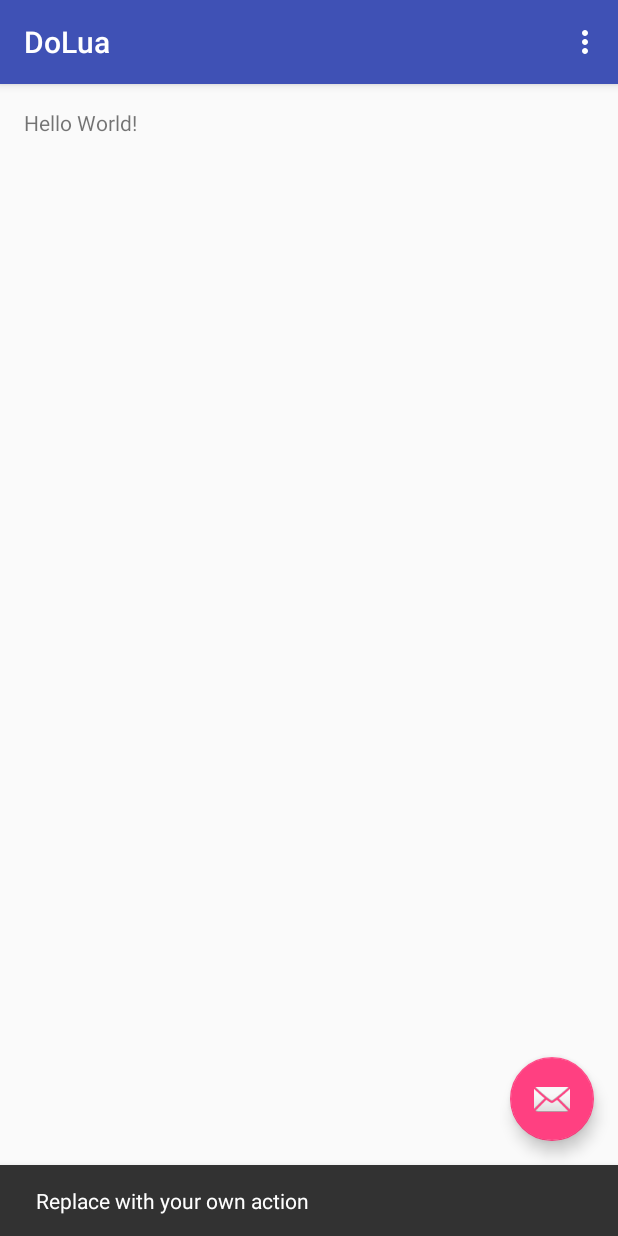
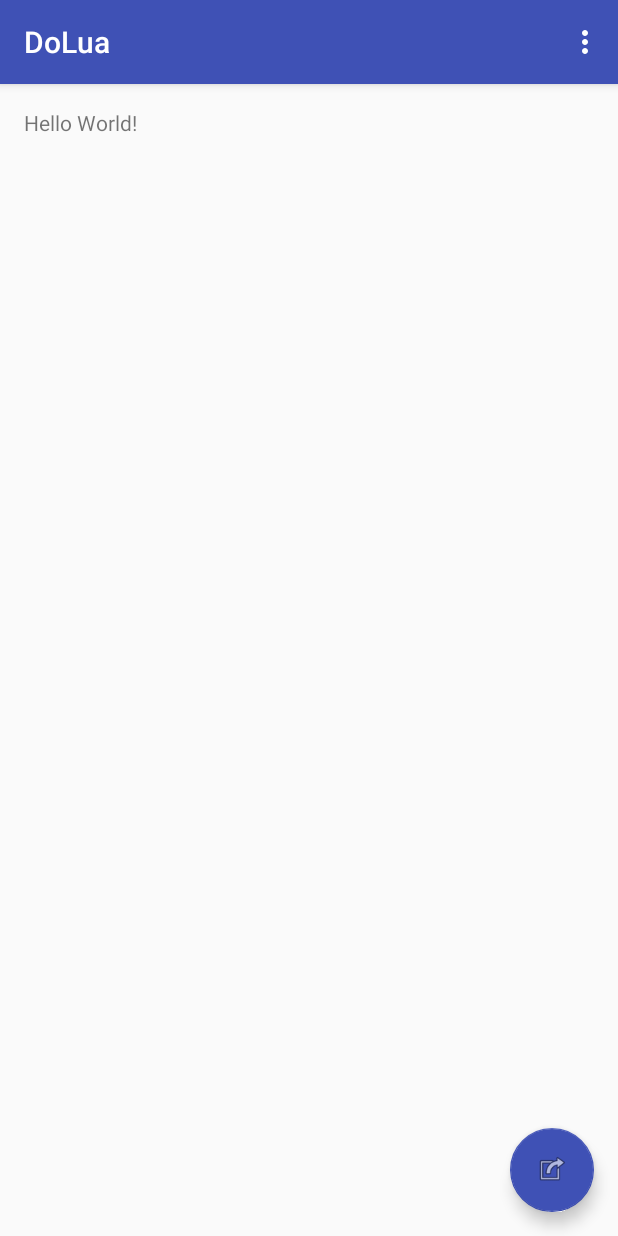
Before and after one commit to fusigi0930/dolua, an Android app: the screen it shows after launch (MainActivity), after a tap on an icon or button, on a phone screen of 412 x 824 dp. Run offline under Robolectric (Android 15) with nearby library versions, the light colour scheme and no system bars; 2 statements that could not run were skipped.

Commit message:
* adjusting android permissions   - adding external storage read/write permissions * adding a receiver, let the lua action can be run from intent * processing lua service actions

```diff
--- a/app/build.gradle
+++ b/app/build.gradle
@@ -8,7 +8,7 @@ android {
         minSdkVersion 15
         targetSdkVersion 24
         versionCode 1
-        versionName "1.0"
+        versionName "0.1"
         testInstrumentationRunner "android.support.test.runner.AndroidJUnitRunner"
         externalNativeBuild {
             cmake {
--- a/app/src/main/java/com/embux/dolua/MainActivity.java
+++ b/app/src/main/java/com/embux/dolua/MainActivity.java
@@ -1,6 +1,8 @@
 package com.embux.dolua;
 
+import android.content.Intent;
 import android.os.Bundle;
+import android.util.Log;
 import android.widget.TextView;
 import android.support.design.widget.FloatingActionButton;
 import android.support.design.widget.Snackbar;
@@ -10,9 +12,13 @@ import android.view.View;
 import android.view.Menu;
 import android.view.MenuItem;
 
+import java.io.BufferedWriter;
+import java.io.FileOutputStream;
+import java.io.OutputStreamWriter;
+import java.io.Writer;
+
 public class MainActivity extends AppCompatActivity {
-
-    JLua mLua;
+    public static final String TAG="DoLua-MainWindow";
 
     @Override
     protected void onCreate(Bundle savedInstanceState) {
@@ -21,18 +27,38 @@ public class MainActivity extends AppCompatActivity {
         Toolbar toolbar = (Toolbar) findViewById(R.id.toolbar);
         setSupportActionBar(toolbar);
 
-       FloatingActionButton fab = (FloatingActionButton) findViewById(R.id.fab);
+        FloatingActionButton fab = (FloatingActionButton) findViewById(R.id.fab);
         fab.setOnClickListener(new View.OnClickListener() {
             @Override
             public void onClick(View view) {
-                Snackbar.make(view, "Replace with your own action", Snackbar.LENGTH_LONG)
-                        .setAction("Action", null).show();
+                try {
+                    Writer writer=new BufferedWriter(
+                            new OutputStreamWriter(new FileOutputStream(
+                                "/sdcard/test.lua"
+                            ), "utf-8"));
+                    writer.write("for i=i,10 do\n");
+                    writer.write("print('test: ', i)\n");
+                    writer.write("end\n");
+                    writer.close();
+
+                    Intent startServiceIntent=new Intent(getApplicationContext(), LuaService.class);
+                    startServiceIntent.setAction(JLua.ACTION_RUN_LUA_FILE);
+                    startServiceIntent.putExtra(JLua.EXTRA_PARAM, "/sdcard/test.lua");
+
+                    startService(startServiceIntent);
+                }
+                catch (Exception e) {
+                    Log.e(TAG, "click exception: " + e.getMessage());
+                }
+                //Snackbar.make(view, "Replace with your own action", Snackbar.LENGTH_LONG)
+                 //       .setAction("Action", null).show();
             }
         });
 
-    // Example of a call to a native method
-    TextView tv = (TextView) findViewById(R.id.sample_text);
-    tv.setText(stringFromJNI());
+        // Example of a call to a native method
+        TextView tv = (TextView) findViewById(R.id.sample_text);
+        tv.setText(stringFromJNI());
+
 
 
     }
--- a/app/src/main/res/layout/activity_main.xml
+++ b/app/src/main/res/layout/activity_main.xml
@@ -30,6 +30,7 @@
         android:layout_height="wrap_content"
         android:layout_gravity="bottom|end"
         android:layout_margin="@dimen/fab_margin"
-        app:srcCompat="@android:drawable/ic_dialog_email" />
+        app:srcCompat="@android:drawable/ic_menu_set_as"
+        app:backgroundTint="@color/colorPrimary" />
 
 </android.support.design.widget.CoordinatorLayout>
--- a/app/src/main/res/values/colors.xml
+++ b/app/src/main/res/values/colors.xml
@@ -1,6 +1,6 @@
 <?xml version="1.0" encoding="utf-8"?>
 <resources>
-    <color name="colorPrimary">#3F51B5</color>
+    <color name="colorPrimary">#3f51b5</color>
     <color name="colorPrimaryDark">#303F9F</color>
     <color name="colorAccent">#FF4081</color>
 </resources>
```
Also changed, not shown: app/src/main/AndroidManifest.xml (+15 -0 lines), app/src/main/java/com/embux/dolua/JLua.java (+12 -8 lines), app/src/main/java/com/embux/dolua/LuaReceiver.java (added, +25 -0 lines), app/src/main/java/com/embux/dolua/LuaService.java (+33 -1 lines), 2 other files.
